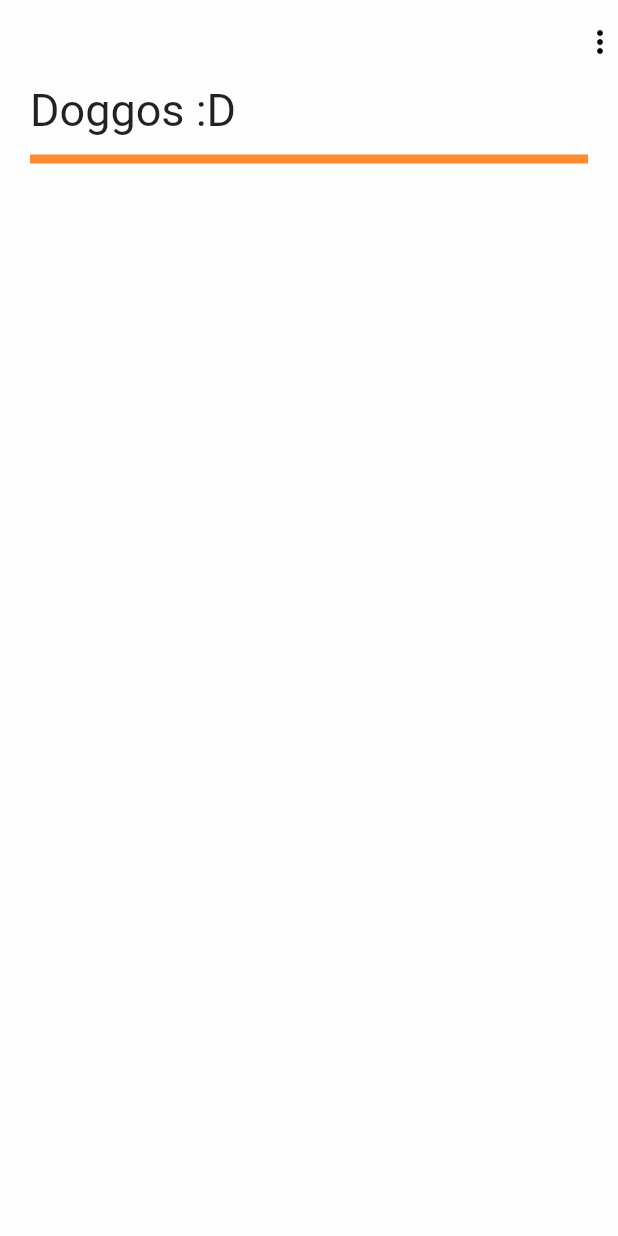
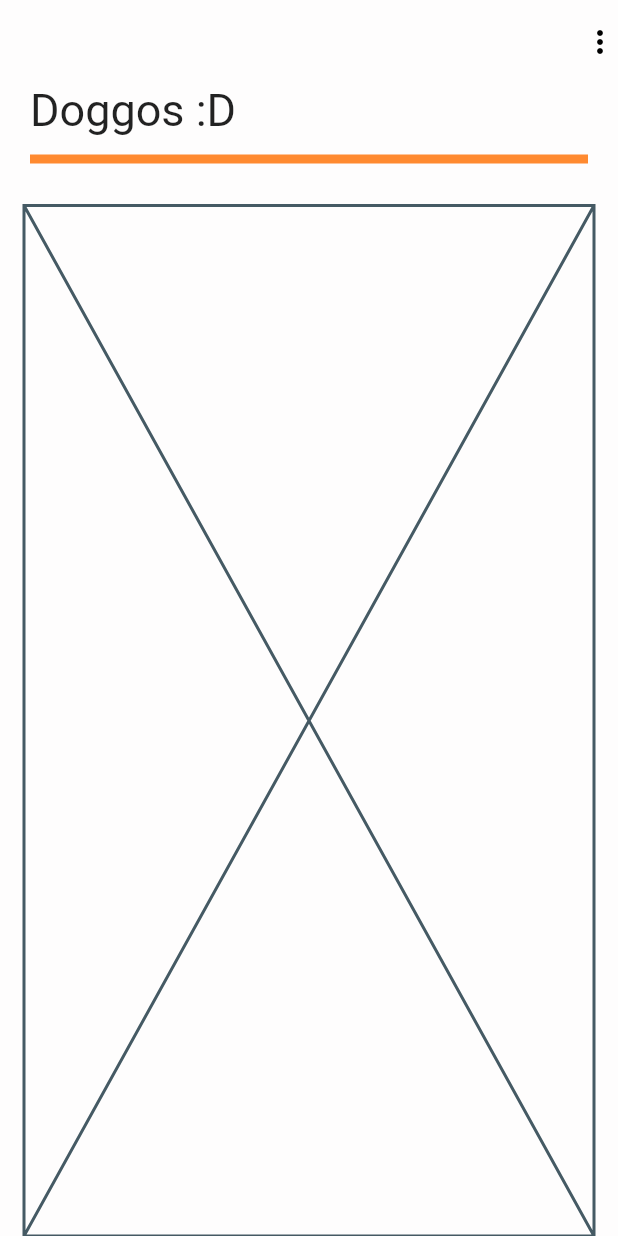
Before and after one commit to guigs4/the_dog_api, a Flutter app: the screen it shows after launch, on a phone screen of 412 x 824 dp. Run offline on Flutter 3.47's test engine with Material 2 defaults, Android fonts, the phone set to English and light mode, and no system bars; our stand-ins replace cached_network_image, dio, infinite_scroll_pagination; network calls fail.

Commit message:
Infinite Scroll working

```diff
--- a/lib/views/main_page.dart
+++ b/lib/views/main_page.dart
@@ -2,6 +2,7 @@ import 'package:flutter/material.dart';
 import 'package:provider/provider.dart';
 import 'package:the_dog_app/view_models/dog_image_list_view_model.dart';
 import 'package:the_dog_app/widgets/dogs_grid.dart';
+import 'package:the_dog_app/widgets/paged_dogs_grid.dart';
 
 class MainPage extends StatefulWidget {
   const MainPage({super.key, required this.title});
@@ -50,7 +51,7 @@ class _MainPageState extends State<MainPage> {
               endIndent: 20,
             ),
             Expanded(
-              child: DogsGrid(
+              child: PagedDogsGrid(
                 dogImages: listViewModel.images,
               ),
             ),
--- a/lib/widgets/circle_widget.dart
+++ b/lib/widgets/circle_widget.dart
@@ -27,7 +27,7 @@ class CircleImage extends StatelessWidget{
         );
       },
       errorWidget: (context, url, error){
-        return Container();
+        return Text("url: $url gave this error $error");
       },
     );
   }
--- /dev/null
+++ b/lib/widgets/paged_dogs_grid.dart
@@ -0,0 +1,90 @@
+import 'package:flutter/cupertino.dart';
+import 'package:flutter/material.dart';
+import 'package:infinite_scroll_pagination/infinite_scroll_pagination.dart';
+import 'package:the_dog_app/models/dog_image_model.dart';
+import 'package:the_dog_app/services/web_service.dart';
+
+import '../view_models/dog_image_view_model.dart';
+import 'circle_widget.dart';
+
+class PagedDogsGrid extends StatefulWidget {
+  const PagedDogsGrid({
+    required this.dogImages,
+    super.key,
+  });
+
+  final List<DogImageViewModel> dogImages;
+
+  @override
+  _PagedDogsGridState createState() => _PagedDogsGridState();
+}
+
+class _PagedDogsGridState extends State<PagedDogsGrid> {
+  final _pagingController = PagingController<int, DogImage>(
+    firstPageKey: 0,
+  );
+
+  @override
+  void initState() {
+    _pagingController.addPageRequestListener((pageKey) {
+      _fetchPage(pageKey);
+    });
+    super.initState();
+  }
+
+  Future<void> _fetchPage(int pageKey) async {
+    try {
+      final web = WebService();
+      final newPage = await web.fetchDogImages(
+        page: pageKey,
+        //TODO: FILTERING
+      );
+
+      final previouslyFetchedItemsCount =
+          _pagingController.itemList?.length ?? 0;
+
+      //TODO: Check if last page
+      final isLastPage = false;
+      // TODO: Implement the function's body.
+
+      if (isLastPage) {
+        _pagingController.appendLastPage(newPage);
+      } else {
+        final nextPageKey = pageKey + 1;
+        _pagingController.appendPage(newPage, nextPageKey);
+      }
+    } catch (error) {
+      _pagingController.error = error;
+    }
+  }
+
+  @override
+  void dispose() {
+    _pagingController.dispose();
+    super.dispose();
+  }
+
+  @override
+  Widget build(BuildContext context) => RefreshIndicator(
+        onRefresh: () => Future.sync(
+          () => _pagingController.refresh(),
+        ),
+        child: PagedGridView(
+          pagingController: _pagingController,
+          padding: const EdgeInsets.all(16),
+          gridDelegate: const SliverGridDelegateWithFixedCrossAxisCount(
+            crossAxisCount: 2,
+          ),
+          builderDelegate: PagedChildBuilderDelegate<DogImage>(
+            itemBuilder: (context, dog, index) => Container(
+              margin: const EdgeInsets.symmetric(horizontal: 10, vertical: 20),
+              child: CircleImage(
+                imageUrl: dog.url,
+              ),
+            ),
+            firstPageErrorIndicatorBuilder: (context) => const Placeholder(),
+            noItemsFoundIndicatorBuilder: (context) => const Placeholder(),
+          ),
+        ),
+      );
+}
--- a/pubspec.yaml
+++ b/pubspec.yaml
@@ -34,12 +34,13 @@ dependencies:
 
   dio: ^4.0.6
   provider: ^6.0.3
+  cached_network_image: ^3.2.2
+  infinite_scroll_pagination: ^3.2.0
 
 
   # The following adds the Cupertino Icons font to your application.
   # Use with the CupertinoIcons class for iOS style icons.
   cupertino_icons: ^1.0.2
-  cached_network_image: ^3.2.2
 
 dev_dependencies:
   flutter_test:
```
Also changed, not shown: lib/services/web_service.dart (+18 -9 lines), lib/view_models/dog_image_list_view_model.dart (+8 -5 lines), pubspec.lock.
